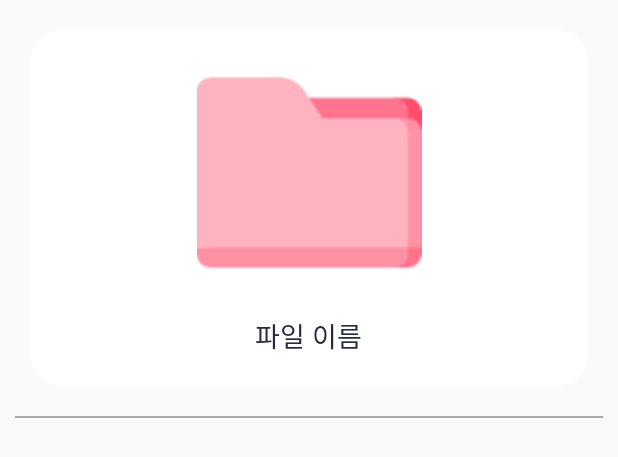
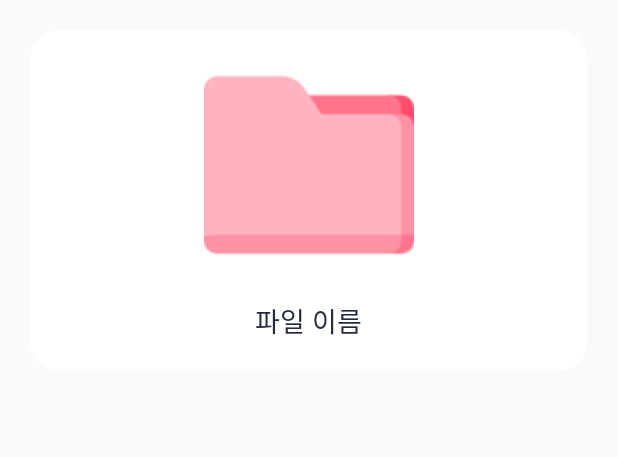
Before and after one commit to scv1702/2022-capstone-design-project, an Android app: the layout item_recyclerview.xml on its own in the app's theme, with its tools: preview values and no code run, on a phone screen of 412 x 824 dp. Shown: the top 457 px of the screen. Run offline under Robolectric (Android 15) with nearby library versions, the phone set to English and light mode, and no system bars.

Commit message:
Feat: 내 문서 그리드 레이아웃으로 수정 및 프리뷰 추가

```diff
--- a/android/app/src/main/res/layout/activity_my_file.xml
+++ b/android/app/src/main/res/layout/activity_my_file.xml
@@ -64,7 +64,8 @@
             android:id="@+id/recyclerView"
             android:layout_width="match_parent"
             android:layout_height="match_parent"
-            app:layoutManager="androidx.recyclerview.widget.LinearLayoutManager"/>
+            app:layoutManager="androidx.recyclerview.widget.GridLayoutManager"
+            app:spanCount="2"/>
 
     </LinearLayout>
 
--- a/android/app/src/main/res/layout/item_recyclerview.xml
+++ b/android/app/src/main/res/layout/item_recyclerview.xml
@@ -17,7 +17,7 @@
         <ImageView
             android:id="@+id/fileImage"
             android:layout_width="match_parent"
-            android:layout_height="150dp"
+            android:layout_height="140dp"
             android:src="@drawable/newfolder"/>
 
         <TextView
@@ -32,11 +32,4 @@
 
     </LinearLayout>
 
-    <!--구분선-->
-    <View
-        android:layout_width="match_parent"
-        android:layout_height="1dp"
-        android:layout_marginHorizontal="10dp"
-        android:background="#aaa"/>
-
 </LinearLayout>
```
Also changed, not shown: android/app/src/main/java/com/example/capstoneandroid/adapter/ItemAdapter.kt (+11 -0 lines).
